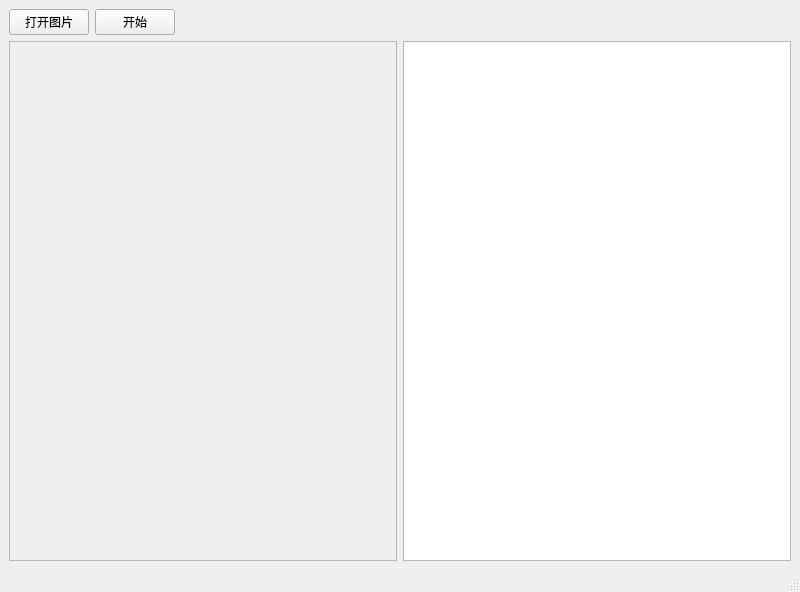
First picture: the form in guiocr/widgets/main_window.ui, repository Muxi-Li/OcrApp, before the edit.
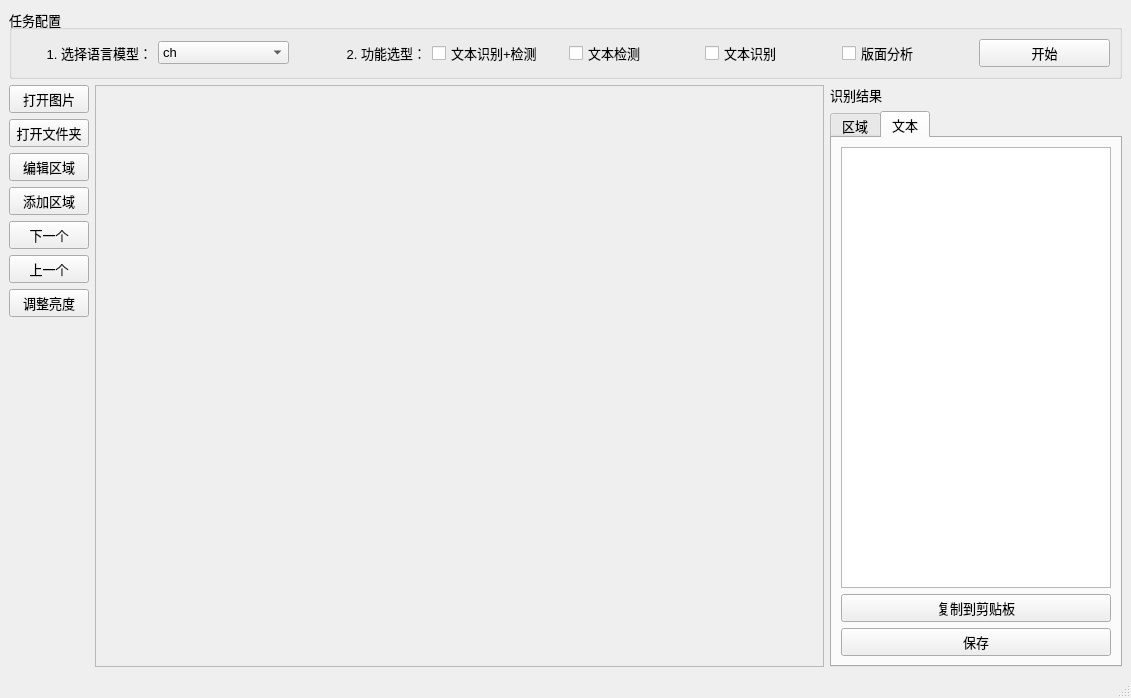
Second picture: the form after the edit.

Commit message: 优化界面布局

What changed in the file:
```diff
--- a/guiocr/widgets/main_window.ui
+++ b/guiocr/widgets/main_window.ui
@@ -6,92 +6,337 @@
    <rect>
     <x>0</x>
     <y>0</y>
-    <width>800</width>
-    <height>592</height>
+    <width>1131</width>
+    <height>698</height>
    </rect>
   </property>
   <property name="windowTitle">
    <string>MainWindow</string>
   </property>
   <widget class="QWidget" name="centralwidget">
-   <layout class="QVBoxLayout" name="verticalLayout">
+   <layout class="QVBoxLayout" name="verticalLayout_6">
     <item>
-     <layout class="QHBoxLayout" name="horizontalLayout">
+     <layout class="QVBoxLayout" name="verticalLayout_5">
       <item>
-       <widget class="QPushButton" name="btnOpenfile">
-        <property name="text">
-         <string>打开图片</string>
+       <widget class="QGroupBox" name="groupBox">
+        <property name="font">
+         <font>
+          <family>Microsoft YaHei UI</family>
+          <pointsize>10</pointsize>
+         </font>
         </property>
-       </widget>
-      </item>
-      <item>
-       <widget class="QPushButton" name="btnStart">
-        <property name="text">
-         <string>开始</string>
+        <property name="title">
+         <string>任务配置</string>
         </property>
+        <layout class="QVBoxLayout" name="verticalLayout_7">
+         <item>
+          <layout class="QHBoxLayout" name="horizontalLayout">
+           <item>
+            <widget class="QLabel" name="label_2">
+             <property name="layoutDirection">
+              <enum>Qt::RightToLeft</enum>
+             </property>
+             <property name="text">
+              <string>1. 选择语言模型：</string>
+             </property>
+             <property name="alignment">
+              <set>Qt::AlignRight|Qt::AlignTrailing|Qt::AlignVCenter</set>
+             </property>
+            </widget>
+           </item>
+           <item>
+            <widget class="QComboBox" name="comboBoxLanguage">
+             <item>
+              <property name="text">
+               <string>ch</string>
+              </property>
+             </item>
+             <item>
+              <property name="text">
+               <string>en</string>
+              </property>
+             </item>
+             <item>
+              <property name="text">
+               <string>fr</string>
+              </property>
+             </item>
+             <item>
+              <property name="text">
+               <string>german</string>
+              </property>
+             </item>
+             <item>
+              <property name="text">
+               <string>korean</string>
+              </property>
+             </item>
+             <item>
+              <property name="text">
+               <string>japan</string>
+              </property>
+             </item>
+            </widget>
+           </item>
+           <item>
+            <widget class="QLabel" name="label_3">
+             <property name="layoutDirection">
+              <enum>Qt::RightToLeft</enum>
+             </property>
+             <property name="text">
+              <string>2. 功能选型：</string>
+             </property>
+             <property name="alignment">
+              <set>Qt::AlignRight|Qt::AlignTrailing|Qt::AlignVCenter</set>
+             </property>
+            </widget>
+           </item>
+           <item>
+            <widget class="QCheckBox" name="checkBox_ocr">
+             <property name="text">
+              <string>文本识别+检测</string>
+             </property>
+            </widget>
+           </item>
+           <item>
+            <widget class="QCheckBox" name="checkBox_det">
+             <property name="text">
+              <string>文本检测</string>
+             </property>
+            </widget>
+           </item>
+           <item>
+            <widget class="QCheckBox" name="checkBox_recog">
+             <property name="text">
+              <string>文本识别</string>
+             </property>
+            </widget>
+           </item>
+           <item>
+            <widget class="QCheckBox" name="checkBox_layoutparser">
+             <property name="text">
+              <string>版面分析</string>
+             </property>
+            </widget>
+           </item>
+           <item>
+            <widget class="QPushButton" name="btnStartProcess">
+             <property name="text">
+              <string>开始</string>
+             </property>
+            </widget>
+           </item>
+          </layout>
+         </item>
+        </layout>
        </widget>
       </item>
       <item>
-       <spacer name="horizontalSpacer">
-        <property name="orientation">
-         <enum>Qt::Horizontal</enum>
-        </property>
-        <property name="sizeHint" stdset="0">
-         <size>
-          <width>40</width>
-          <height>20</height>
-         </size>
-        </property>
-       </spacer>
-      </item>
-     </layout>
-    </item>
-    <item>
-     <layout class="QHBoxLayout" name="horizontalLayout_2">
-      <item>
-       <widget class="QScrollArea" name="scrollAreaCanvas">
-        <property name="minimumSize">
-         <size>
-          <width>0</width>
-          <height>0</height>
-         </size>
-        </property>
-        <property name="maximumSize">
-         <size>
-          <width>16777215</width>
-          <height>16777215</height>
-         </size>
-        </property>
-        <property name="widgetResizable">
-         <bool>true</bool>
-        </property>
-        <widget class="QWidget" name="scrollAreaWidgetContents">
-         <property name="geometry">
-          <rect>
-           <x>0</x>
-           <y>0</y>
-           <width>383</width>
-           <height>478</height>
-          </rect>
-         </property>
-        </widget>
-       </widget>
-      </item>
-      <item>
-       <widget class="QListWidget" name="listWidgetResults">
-        <property name="minimumSize">
-         <size>
-          <width>0</width>
-          <height>0</height>
-         </size>
-        </property>
-        <property name="maximumSize">
-         <size>
-          <width>16777215</width>
-          <height>16777215</height>
-         </size>
-        </property>
-       </widget>
+       <layout class="QHBoxLayout" name="horizontalLayout_2" stretch="0,5,2">
+        <item>
+         <layout class="QVBoxLayout" name="verticalLayout">
+          <item>
+           <widget class="QPushButton" name="btnOpenImg">
+            <property name="font">
+             <font>
+              <family>Microsoft YaHei UI</family>
+              <pointsize>10</pointsize>
+             </font>
+            </property>
+            <property name="text">
+             <string>打开图片</string>
+            </property>
+           </widget>
+          </item>
+          <item>
+           <widget class="QPushButton" name="btnOpenDir">
+            <property name="font">
+             <font>
+              <family>Microsoft YaHei UI</family>
+              <pointsize>10</pointsize>
+             </font>
+            </property>
+            <property name="text">
+             <string>打开文件夹</string>
+            </property>
+           </widget>
+          </item>
+          <item>
+           <widget class="QPushButton" name="btnEditShape">
+            <property name="font">
+             <font>
+              <family>Microsoft YaHei UI</family>
+              <pointsize>10</pointsize>
+             </font>
+            </property>
+            <property name="text">
+             <string>编辑区域</string>
+            </property>
+           </widget>
+          </item>
+          <item>
+           <widget class="QPushButton" name="btnAddShape">
+            <property name="font">
+             <font>
+              <family>Microsoft YaHei UI</family>
+              <pointsize>10</pointsize>
+             </font>
+            </property>
+            <property name="text">
+             <string>添加区域</string>
+            </property>
+           </widget>
+          </item>
+          <item>
+           <widget class="QPushButton" name="btnNext">
+            <property name="font">
+             <font>
+              <family>Microsoft YaHei UI</family>
+              <pointsize>10</pointsize>
+             </font>
+            </property>
+            <property name="text">
+             <string>下一个</string>
+            </property>
+           </widget>
+          </item>
+          <item>
+           <widget class="QPushButton" name="btnPrev">
+            <property name="font">
+             <font>
+              <family>Microsoft YaHei UI</family>
+              <pointsize>10</pointsize>
+             </font>
+            </property>
+            <property name="text">
+             <string>上一个</string>
+            </property>
+           </widget>
+          </item>
+          <item>
+           <widget class="QPushButton" name="btnBrightness">
+            <property name="font">
+             <font>
+              <family>Microsoft YaHei UI</family>
+              <pointsize>10</pointsize>
+             </font>
+            </property>
+            <property name="text">
+             <string>调整亮度</string>
+            </property>
+           </widget>
+          </item>
+          <item>
+           <spacer name="verticalSpacer">
+            <property name="orientation">
+             <enum>Qt::Vertical</enum>
+            </property>
+            <property name="sizeHint" stdset="0">
+             <size>
+              <width>20</width>
+              <height>40</height>
+             </size>
+            </property>
+           </spacer>
+          </item>
+         </layout>
+        </item>
+        <item>
+         <widget class="QScrollArea" name="scrollAreaCanvas">
+          <property name="widgetResizable">
+           <bool>true</bool>
+          </property>
+          <widget class="QWidget" name="scrollAreaWidgetContents">
+           <property name="geometry">
+            <rect>
+             <x>0</x>
+             <y>0</y>
+             <width>709</width>
+             <height>531</height>
+            </rect>
+           </property>
+          </widget>
+         </widget>
+        </item>
+        <item>
+         <layout class="QVBoxLayout" name="verticalLayout_4">
+          <item>
+           <widget class="QLabel" name="label">
+            <property name="font">
+             <font>
+              <family>Microsoft YaHei UI</family>
+              <pointsize>10</pointsize>
+             </font>
+            </property>
+            <property name="text">
+             <string>识别结果</string>
+            </property>
+           </widget>
+          </item>
+          <item>
+           <widget class="QTabWidget" name="tabWidgetResult">
+            <property name="font">
+             <font>
+              <family>Microsoft YaHei UI</family>
+              <pointsize>10</pointsize>
+             </font>
+            </property>
+            <property name="currentIndex">
+             <number>1</number>
+            </property>
+            <widget class="QWidget" name="tab">
+             <attribute name="title">
+              <string>区域</string>
+             </attribute>
+             <layout class="QVBoxLayout" name="verticalLayout_3">
+              <item>
+               <widget class="QScrollArea" name="scrollArea">
+                <property name="widgetResizable">
+                 <bool>true</bool>
+                </property>
+                <widget class="QWidget" name="scrollAreaWidgetContents_2">
+                 <property name="geometry">
+                  <rect>
+                   <x>0</x>
+                   <y>0</y>
+                   <width>252</width>
+                   <height>441</height>
+                  </rect>
+                 </property>
+                </widget>
+               </widget>
+              </item>
+             </layout>
+            </widget>
+            <widget class="QWidget" name="tab_2">
+             <attribute name="title">
+              <string>文本</string>
+             </attribute>
+             <layout class="QVBoxLayout" name="verticalLayout_2">
+              <item>
+               <widget class="QListWidget" name="listWidgetResults"/>
+              </item>
+              <item>
+               <widget class="QPushButton" name="btnCopyAll">
+                <property name="text">
+                 <string>复制到剪贴板</string>
+                </property>
+               </widget>
+              </item>
+              <item>
+               <widget class="QPushButton" name="btnSaveAll">
+                <property name="text">
+                 <string>保存</string>
+                </property>
+               </widget>
+              </item>
+             </layout>
+            </widget>
+           </widget>
+          </item>
+         </layout>
+        </item>
+       </layout>
       </item>
      </layout>
     </item>
```
Left out of the diff: 12 changed lines with no effect on the pictures. The commit also changes 5 other files.
